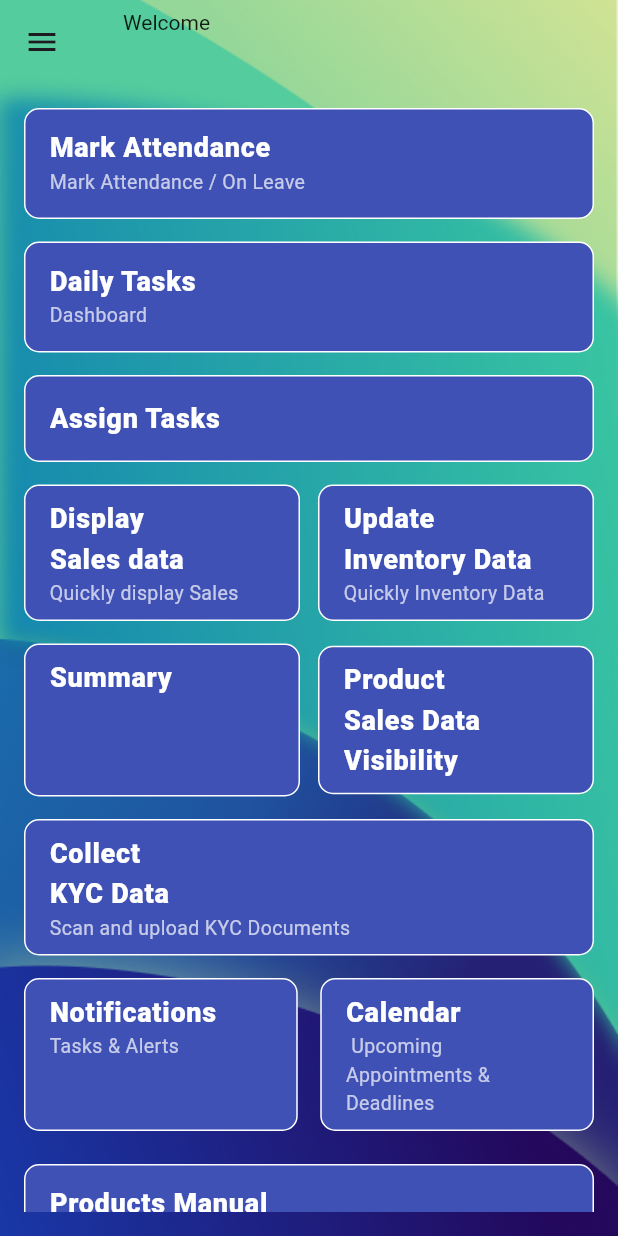
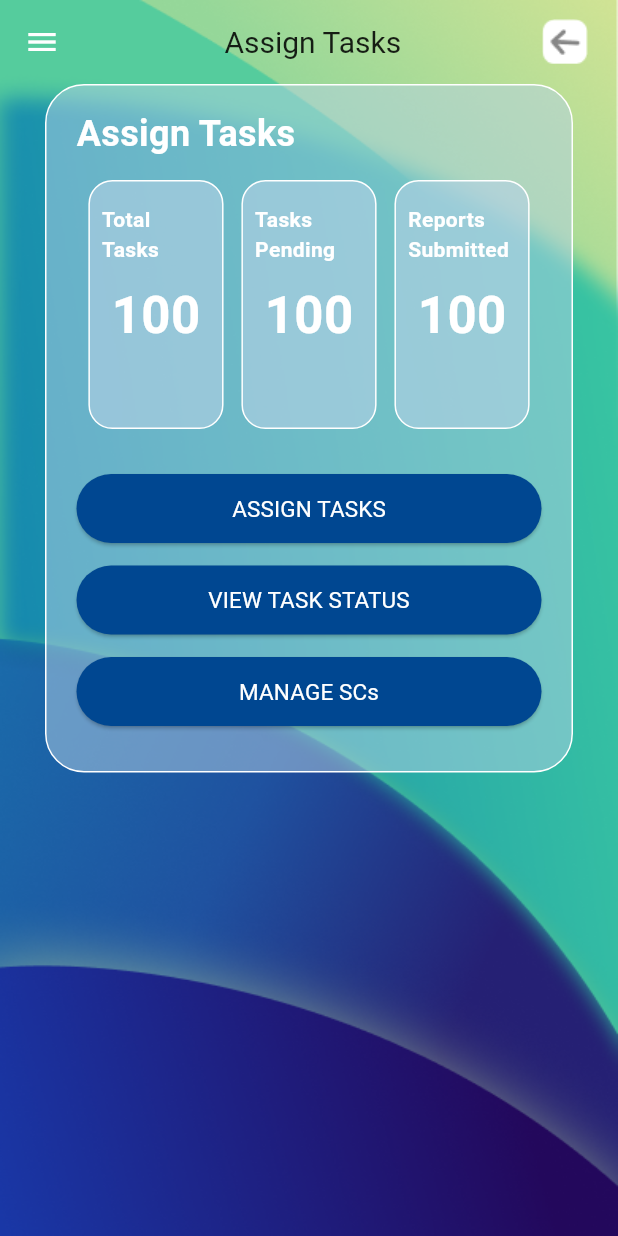
Before and after one commit to kratikpal/territory_manager, a Flutter app: the HomePage screen opened directly, after a tap on "Assign Tasks", on a phone screen of 412 x 824 dp. Run offline on Flutter 3.47's test engine with Material 3 defaults, Android fonts, the phone set to English and light mode, and no system bars; our stand-ins replace dio, flutter_secure_storage, geocoding, geolocator, image_picker, pinput and 2 more; accounts and stored records are empty; network calls fail; Roboto replaces fonts that are missing (Anek).

Commit message:
Attendence and leave

```diff
--- /dev/null
+++ b/devtools_options.yaml
@@ -0,0 +1,3 @@
+description: This file stores settings for Dart & Flutter DevTools.
+documentation: https://docs.flutter.dev/tools/devtools/extensions#configure-extension-enablement-states
+extensions:
--- a/lib/provider/user_provider.dart
+++ b/lib/provider/user_provider.dart
@@ -43,6 +43,7 @@ class UserProvider extends ChangeNotifier {
 
   Future<void> clearUserProfile() async {
     _user = null;
+    await SecureStorageService().delete(key: 'user');
     notifyListeners();
   }
 }
--- /dev/null
+++ b/lib/screens/assign_task_screen.dart
@@ -0,0 +1,155 @@
+import 'package:cheminova/widgets/common_app_bar.dart';
+import 'package:cheminova/widgets/common_background.dart';
+import 'package:cheminova/widgets/common_drawer.dart';
+import 'package:cheminova/widgets/common_elevated_button.dart';
+import 'package:flutter/material.dart';
+
+class AssignTaskScreen extends StatefulWidget {
+  const AssignTaskScreen({super.key});
+
+  @override
+  State<AssignTaskScreen> createState() => _AssignTaskScreenState();
+}
+
+class _AssignTaskScreenState extends State<AssignTaskScreen> {
+  @override
+  Widget build(BuildContext context) {
+    return Scaffold(
+      extendBodyBehindAppBar: true,
+      appBar: CommonAppBar(
+        backgroundColor: Colors.transparent,
+        elevation: 0,
+        actions: [
+          IconButton(
+            onPressed: () {
+              Navigator.pop(context);
+            },
+            icon: Image.asset('assets/Back_attendance.png'),
+            padding: const EdgeInsets.only(right: 20),
+          ),
+        ],
+        title: const Center(
+          child: Text(
+            'Assign Tasks',
+            style: TextStyle(color: Colors.black87, fontSize: 20),
+          ),
+        ),
+      ),
+      drawer: const CommonDrawer(),
+      body: CommonBackground(
+        child: SafeArea(
+          child: Container(
+            padding: const EdgeInsets.all(20.0).copyWith(top: 15, bottom: 30),
+            margin: const EdgeInsets.symmetric(horizontal: 30.0)
+                .copyWith(bottom: 50),
+            decoration: BoxDecoration(
+              border: Border.all(color: Colors.white),
+              color: const Color(0xffB4D1E5).withOpacity(0.5),
+              borderRadius: BorderRadius.circular(26.0),
+            ),
+            child: Column(
+              mainAxisSize: MainAxisSize.min,
+              crossAxisAlignment: CrossAxisAlignment.start,
+              children: [
+                const Text(
+                  'Assign Tasks',
+                  style: TextStyle(
+                    fontSize: 24,
+                    color: Colors.white,
+                    fontWeight: FontWeight.bold,
+                    fontFamily: 'Anek',
+                  ),
+                ),
+                const SizedBox(height: 10),
+                Row(
+                  mainAxisAlignment: MainAxisAlignment.spaceEvenly,
+                  children: [
+                    SizedBox(
+                      height: 200,
+                      width: MediaQuery.of(context).size.width / 4.2,
+                      child: _customCard(title: "Total Tasks", subtitle: "100"),
+                    ),
+                    SizedBox(
+                      height: 200,
+                      width: MediaQuery.of(context).size.width / 4.2,
+                      child:
+                          _customCard(title: "Tasks Pending", subtitle: "100"),
+                    ),
+                    SizedBox(
+                      height: 200,
+                      width: MediaQuery.of(context).size.width / 4.2,
+                      child: _customCard(
+                          title: "Reports Submitted", subtitle: "100"),
+                    ),
+                  ],
+                ),
+                CommonElevatedButton(
+                  backgroundColor: const Color(0xff004791),
+                  borderRadius: 30,
+                  width: double.infinity,
+                  height: kToolbarHeight - 10,
+                  text: 'ASSIGN TASKS',
+                  onPressed: () {},
+                ),
+                const SizedBox(height: 15),
+                CommonElevatedButton(
+                  backgroundColor: const Color(0xff004791),
+                  borderRadius: 30,
+                  width: double.infinity,
+                  height: kToolbarHeight - 10,
+                  text: 'VIEW TASK STATUS',
+                  onPressed: () {},
+                ),
+                const SizedBox(height: 15),
+                CommonElevatedButton(
+                  backgroundColor: const Color(0xff004791),
+                  borderRadius: 30,
+                  width: double.infinity,
+                  height: kToolbarHeight - 10,
+                  text: 'MANAGE SCs',
+                  onPressed: () {},
+                ),
+              ],
+            ),
+          ),
+        ),
+      ),
+    );
+  }
+
+  Widget _customCard({required String title, required String subtitle}) {
+    return Container(
+      padding: const EdgeInsets.all(8.0).copyWith(top: 15, bottom: 30),
+      margin: const EdgeInsets.all(4).copyWith(bottom: 30),
+      decoration: BoxDecoration(
+        border: Border.all(color: Colors.white),
+        color: const Color(0xffB4D1E5).withOpacity(0.6),
+        borderRadius: BorderRadius.circular(16.0),
+      ),
+      child: Column(
+        mainAxisSize: MainAxisSize.min,
+        children: [
+          Text(
+            title,
+            style: const TextStyle(
+              fontSize: 14,
+              color: Colors.white,
+              fontWeight: FontWeight.bold,
+              fontFamily: 'Anek',
+            ),
+          ),
+          const SizedBox(height: 10),
+          Text(
+            subtitle,
+            style: const TextStyle(
+              fontSize: 34,
+              color: Colors.white,
+              fontWeight: FontWeight.bold,
+              fontFamily: 'Anek',
+            ),
+          ),
+        ],
+      ),
+    );
+  }
+}
--- a/lib/screens/home_screen.dart
+++ b/lib/screens/home_screen.dart
@@ -1,4 +1,5 @@
 import 'package:cheminova/provider/user_provider.dart';
+import 'package:cheminova/screens/assign_task_screen.dart';
 import 'package:cheminova/screens/calendar_screen.dart';
 import 'package:cheminova/screens/collect_kyc_screen.dart';
 import 'package:cheminova/screens/mark_attendence_screen.dart';
@@ -8,7 +9,6 @@ import 'package:cheminova/screens/summary_screen.dart';
 import 'package:cheminova/screens/product_sales_data.dart';
 import 'package:cheminova/screens/update_inventory_screen.dart';
 import 'package:cheminova/screens/display_sales_screen.dart';
-import 'package:cheminova/widgets/common_app_bar.dart';
 import 'package:cheminova/widgets/common_drawer.dart';
 import 'package:flutter/material.dart';
 import 'package:cheminova/widgets/common_background.dart';
@@ -43,7 +43,7 @@ class _HomePageState extends State<HomePage> {
               //   backgroundImage: AssetImage(
               //       'assets/profile.png'), // Replace with actual user image
               // ),
-              const SizedBox(width: 10),
+              // const SizedBox(width: 10),
               Consumer<UserProvider>(
                 builder: (context, userProvider, child) {
                   return Column(
@@ -107,7 +107,13 @@ class _HomePageState extends State<HomePage> {
                       const SizedBox(
                         height: 5,
                       ),
-                      _buildCustomCard('Assign Tasks', '', onTap: () {}),
+                      _buildCustomCard('Assign Tasks', '', onTap: () {
+                        Navigator.push(
+                            context,
+                            MaterialPageRoute(
+                              builder: (context) => const AssignTaskScreen(),
+                            ));
+                      }),
                       const SizedBox(
                         height: 5,
                       ),
--- a/lib/screens/login_screen.dart
+++ b/lib/screens/login_screen.dart
@@ -1,7 +1,6 @@
 import 'package:cheminova/provider/login_provider.dart';
 import 'package:cheminova/screens/forgot_password_screen.dart';
 import 'package:cheminova/screens/home_screen.dart';
-import 'package:cheminova/screens/verify_phone_screen.dart';
 import 'package:cheminova/widgets/common_background.dart';
 import 'package:cheminova/widgets/common_elevated_button.dart';
 import 'package:cheminova/widgets/common_text_form_field.dart';
--- a/lib/services/api_urls.dart
+++ b/lib/services/api_urls.dart
@@ -2,7 +2,8 @@ class ApiUrls {
   static const String baseUrl = 'https://cheminova-api-2.onrender.com/api/';
   static const String loginUrl = 'territorymanager/login';
   static const String profileUrl = 'territorymanager/my-profile';
-  static const String markAttendanceUrl = 'v1/markattendance/salescoordinator';
+  static const String markAttendanceUrl = 'v1/markattendance/territorymanager';
+  static const String markLeaveUrl = 'v1/markleave/territorymanager';
   static const String forgetPasswordUrl = 'territorymanager/forgot-password';
   static const String changePasswordUrl = 'territorymanager/password/update';
 }
```
Also changed, not shown: lib/provider/attendance_provider.dart (+9 -3 lines), lib/provider/mark_leave_provider.dart (added, +91 -0 lines), lib/screens/mark_attendence_screen.dart (+36 -24 lines), lib/screens/on_leave_screen.dart (+64 -20 lines), lib/services/api_client.dart (+32 -15 lines), 2 other files.
